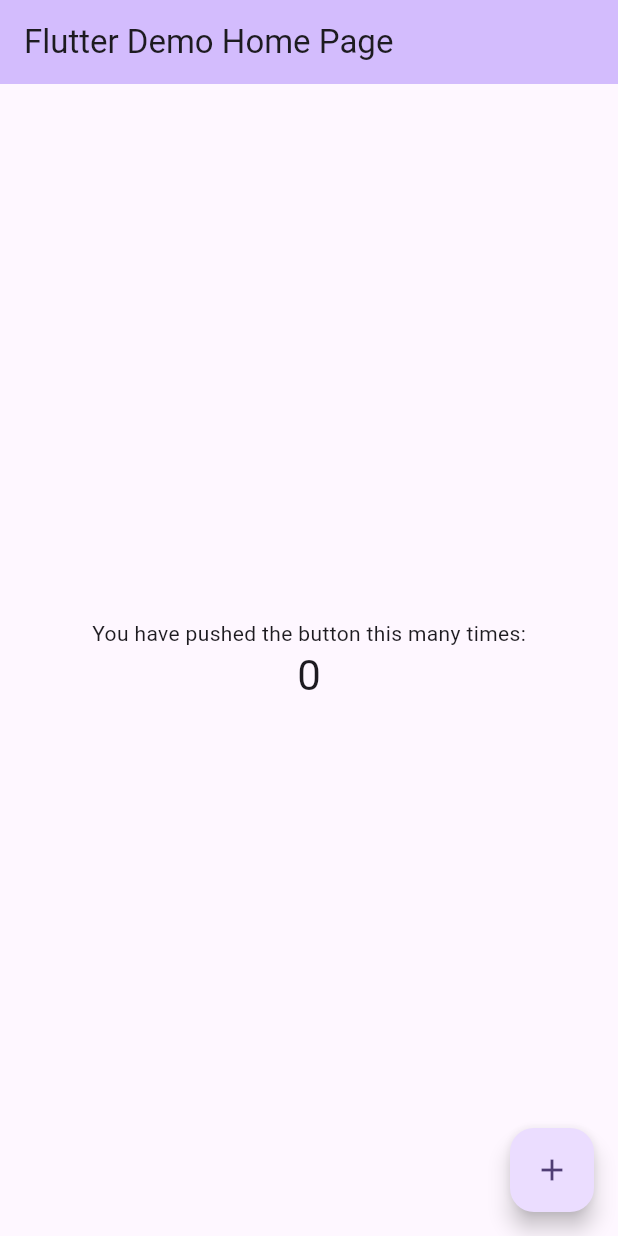
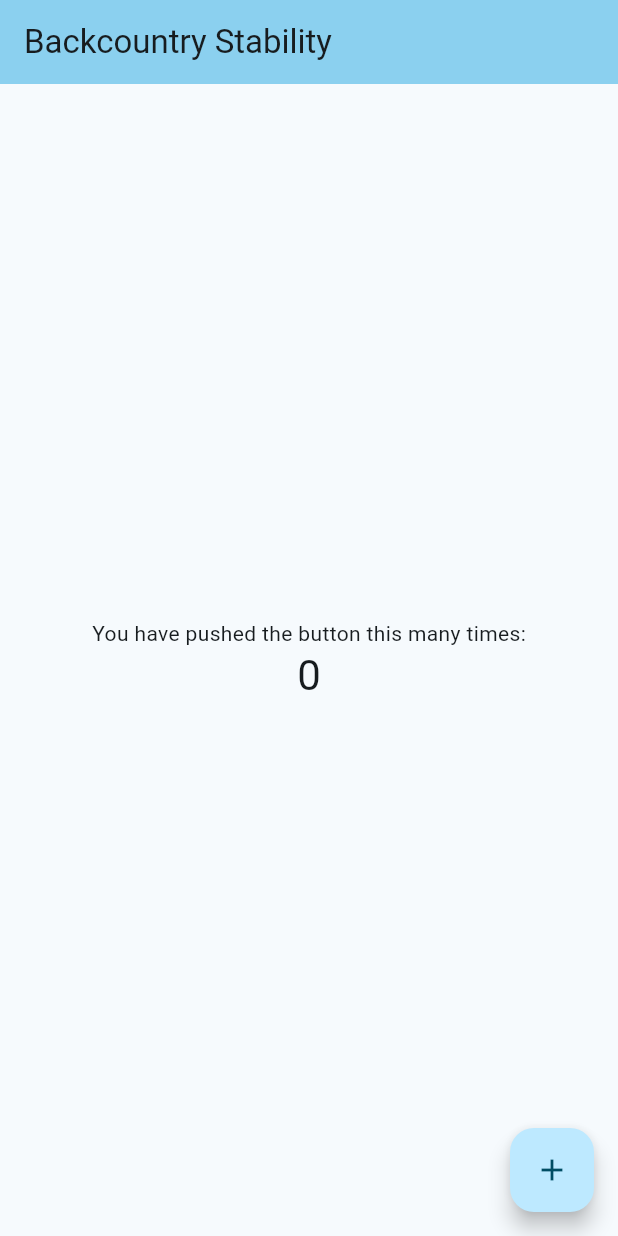
Before and after one commit to alexvikbergolofsson/Backcountry-Safety, a Flutter app: the screen it shows after launch, on a phone screen of 412 x 824 dp. Run offline on Flutter 3.47's test engine with Material 3 defaults, Android fonts, the phone set to English and light mode, and no system bars.

Commit message:
Initialize and professionalize consumer Flutter application
- Scaffolding verified in apps/consumer
- Dependencies resolved: mapbox_gl, firebase_core, firebase_auth
- Professionalized UI strings and theme in main.dart
- Removed boilerplate comments
- Verified 'No-Broken-Code' rule with flutter analyze and test
- Enforced 'No Safe Word' policy throughout the codebase

Co-authored-by: alexvikbergolofsson <270342717+alexvikbergolofsson@users.noreply.github.com>

```diff
--- a/apps/consumer/lib/main.dart
+++ b/apps/consumer/lib/main.dart
@@ -11,26 +11,12 @@ class MyApp extends StatelessWidget {
   @override
   Widget build(BuildContext context) {
     return MaterialApp(
-      title: 'Flutter Demo',
+      title: 'Backcountry Stability Engine',
       theme: ThemeData(
-        // This is the theme of your application.
-        //
-        // TRY THIS: Try running your application with "flutter run". You'll see
-        // the application has a purple toolbar. Then, without quitting the app,
-        // try changing the seedColor in the colorScheme below to Colors.green
-        // and then invoke "hot reload" (save your changes or press the "hot
-        // reload" button in a Flutter-supported IDE, or press "r" if you used
-        // the command line to start the app).
-        //
-        // Notice that the counter didn't reset back to zero; the application
-        // state is not lost during the reload. To reset the state, use hot
-        // restart instead.
-        //
-        // This works for code too, not just values: Most code changes can be
-        // tested with just a hot reload.
-        colorScheme: ColorScheme.fromSeed(seedColor: Colors.deepPurple),
+        colorScheme: ColorScheme.fromSeed(seedColor: Colors.blueGrey),
+        useMaterial3: true,
       ),
-      home: const MyHomePage(title: 'Flutter Demo Home Page'),
+      home: const MyHomePage(title: 'Backcountry Stability'),
     );
   }
 }
```
